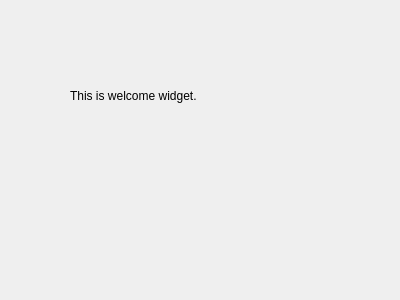
First picture: the form in src/plugins/core_plugin/welcome_widget.ui, repository cemc-oper/nwpc-monitor-app, before the edit.
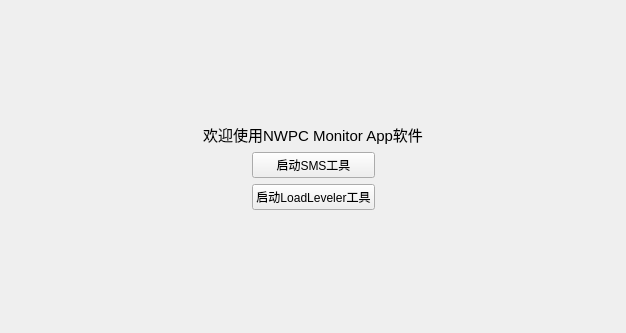
Second picture: the form after the edit.

Commit message:
Change mainwindow and welcome widget's ui.
修改界面

Patch:
```diff
--- a/src/plugins/core_plugin/welcome_widget.ui
+++ b/src/plugins/core_plugin/welcome_widget.ui
@@ -6,26 +6,129 @@
    <rect>
     <x>0</x>
     <y>0</y>
-    <width>400</width>
-    <height>300</height>
+    <width>626</width>
+    <height>333</height>
    </rect>
   </property>
   <property name="windowTitle">
    <string>Form</string>
   </property>
-  <widget class="QLabel" name="label">
-   <property name="geometry">
-    <rect>
-     <x>70</x>
-     <y>80</y>
-     <width>241</width>
-     <height>31</height>
-    </rect>
-   </property>
-   <property name="text">
-    <string>This is welcome widget.</string>
-   </property>
-  </widget>
+  <layout class="QGridLayout" name="gridLayout">
+   <item row="0" column="0">
+    <spacer name="verticalSpacer">
+     <property name="orientation">
+      <enum>Qt::Vertical</enum>
+     </property>
+     <property name="sizeHint" stdset="0">
+      <size>
+       <width>20</width>
+       <height>107</height>
+      </size>
+     </property>
+    </spacer>
+   </item>
+   <item row="1" column="0">
+    <layout class="QHBoxLayout" name="horizontalLayout_2">
+     <item>
+      <spacer name="horizontalSpacer_3">
+       <property name="orientation">
+        <enum>Qt::Horizontal</enum>
+       </property>
+       <property name="sizeHint" stdset="0">
+        <size>
+         <width>40</width>
+         <height>20</height>
+        </size>
+       </property>
+      </spacer>
+     </item>
+     <item>
+      <widget class="QLabel" name="label">
+       <property name="text">
+        <string>&lt;html&gt;&lt;head/&gt;&lt;body&gt;&lt;p&gt;&lt;span style=&quot; font-size:11pt;&quot;&gt;欢迎使用NWPC Monitor App软件&lt;/span&gt;&lt;/p&gt;&lt;/body&gt;&lt;/html&gt;</string>
+       </property>
+       <property name="alignment">
+        <set>Qt::AlignCenter</set>
+       </property>
+      </widget>
+     </item>
+     <item>
+      <spacer name="horizontalSpacer_4">
+       <property name="orientation">
+        <enum>Qt::Horizontal</enum>
+       </property>
+       <property name="sizeHint" stdset="0">
+        <size>
+         <width>40</width>
+         <height>20</height>
+        </size>
+       </property>
+      </spacer>
+     </item>
+    </layout>
+   </item>
+   <item row="2" column="0">
+    <layout class="QHBoxLayout" name="horizontalLayout">
+     <item>
+      <spacer name="horizontalSpacer">
+       <property name="orientation">
+        <enum>Qt::Horizontal</enum>
+       </property>
+       <property name="sizeHint" stdset="0">
+        <size>
+         <width>40</width>
+         <height>20</height>
+        </size>
+       </property>
+      </spacer>
+     </item>
+     <item>
+      <layout class="QVBoxLayout" name="verticalLayout">
+       <item>
+        <widget class="QPushButton" name="pushButton">
+         <property name="text">
+          <string>启动SMS工具</string>
+         </property>
+        </widget>
+       </item>
+       <item>
+        <widget class="QPushButton" name="pushButton_2">
+         <property name="text">
+          <string>启动LoadLeveler工具</string>
+         </property>
+        </widget>
+       </item>
+      </layout>
+     </item>
+     <item>
+      <spacer name="horizontalSpacer_2">
+       <property name="orientation">
+        <enum>Qt::Horizontal</enum>
+       </property>
+       <property name="sizeHint" stdset="0">
+        <size>
+         <width>40</width>
+         <height>20</height>
+        </size>
+       </property>
+      </spacer>
+     </item>
+    </layout>
+   </item>
+   <item row="3" column="0">
+    <spacer name="verticalSpacer_2">
+     <property name="orientation">
+      <enum>Qt::Vertical</enum>
+     </property>
+     <property name="sizeHint" stdset="0">
+      <size>
+       <width>20</width>
+       <height>106</height>
+      </size>
+     </property>
+    </spacer>
+   </item>
+  </layout>
  </widget>
  <resources/>
  <connections/>
```
The commit also changes 6 other files.
